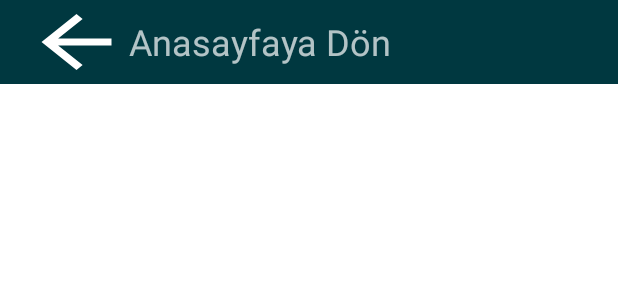
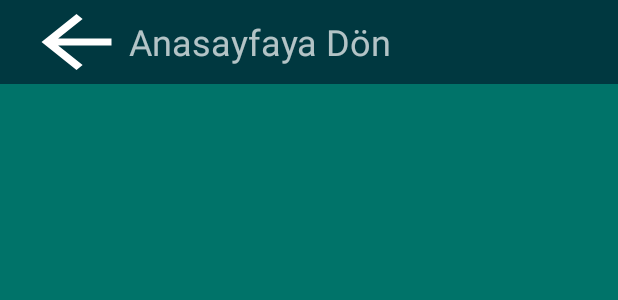
Before and after one commit to ddincerdem/QuitQuick, an Android app: the layout activity_health.xml on its own in the app's theme, with its tools: preview values and no code run, on a phone screen of 412 x 824 dp. Shown: the top 300 px of the screen. Run offline under Robolectric (Android 15) with nearby library versions, the phone set to English and light mode, and no system bars.

Commit message:
Update Activity_health
Background (minör düzeltme).

```diff
--- a/app/src/main/res/layout/activity_health.xml
+++ b/app/src/main/res/layout/activity_health.xml
@@ -4,7 +4,8 @@
     xmlns:tools="http://schemas.android.com/tools"
     android:layout_width="match_parent"
     android:layout_height="match_parent"
-    tools:context=".HealthActivity">
+    tools:context=".HealthActivity"
+    android:background="@color/green3">
     <include layout="@layout/action_bar_return_home"></include>
 
 </androidx.constraintlayout.widget.ConstraintLayout>
```
